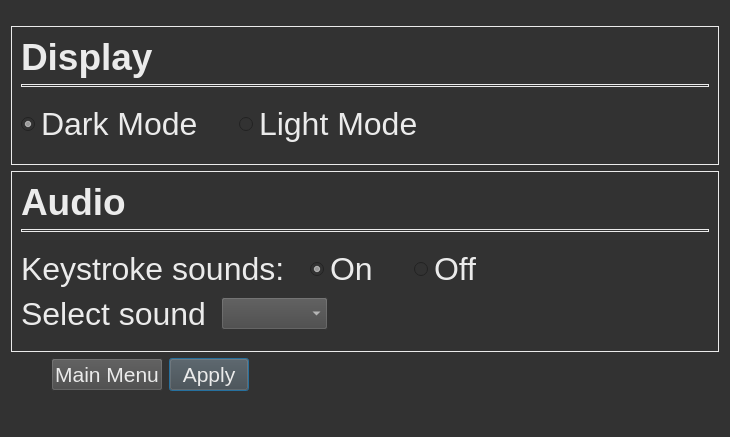
Old version of the form speed-typer/source_ui/settingsWindow.ui in the repository Rolv-Apneseth/ps-typer.
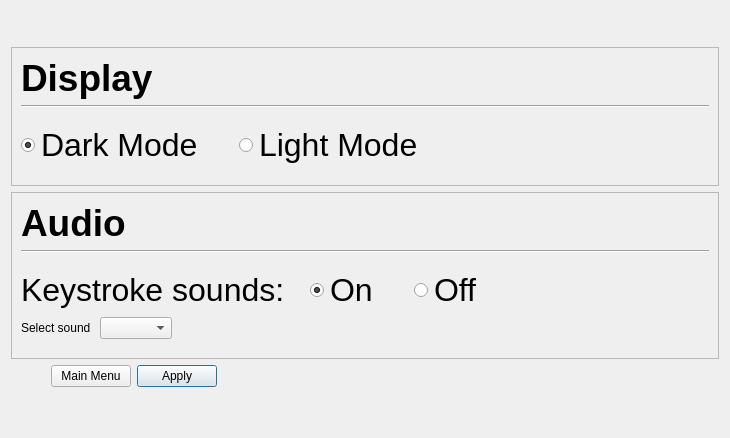
New version of the form.

Commit message: Removed stylesheets from ui files other than the main ui file as they don't need to each have the same stylesheet

Diff of the .ui file:
```diff
--- a/speed-typer/source_ui/settingsWindow.ui
+++ b/speed-typer/source_ui/settingsWindow.ui
@@ -7,41 +7,12 @@
     <x>0</x>
     <y>0</y>
     <width>730</width>
-    <height>437</height>
+    <height>438</height>
    </rect>
   </property>
   <property name="windowTitle">
    <string>Settings</string>
   </property>
-  <property name="styleSheet">
-   <string notr="true">QWidget {
-	background: rgb(50, 50, 50);
-	color: rgb(235, 235, 235);
-	font-size: 24pt;
-}
-
-QFrame {	
-	border: 1px solid rgb(235, 235, 235);
-}
-
-QPushButton, QComboBox {	
-	background: rgb(70, 70, 70);
-	font-size: 16pt;
-}
-
-QPushButton::hover, QComboBox::hover {
-	background: rgb(90, 90, 90)
-}
-
-QLabel {
-	background: transparent;
-	border: none;
-}
-
-QFrame[frameShape=&quot;4&quot;] {
-    background-color: rgb(235, 235, 235);
-}</string>
-  </property>
   <layout class="QVBoxLayout" name="verticalLayout_3">
    <item>
     <spacer name="verticalSpacer_2">
```
The commit also changes 7 other files.
